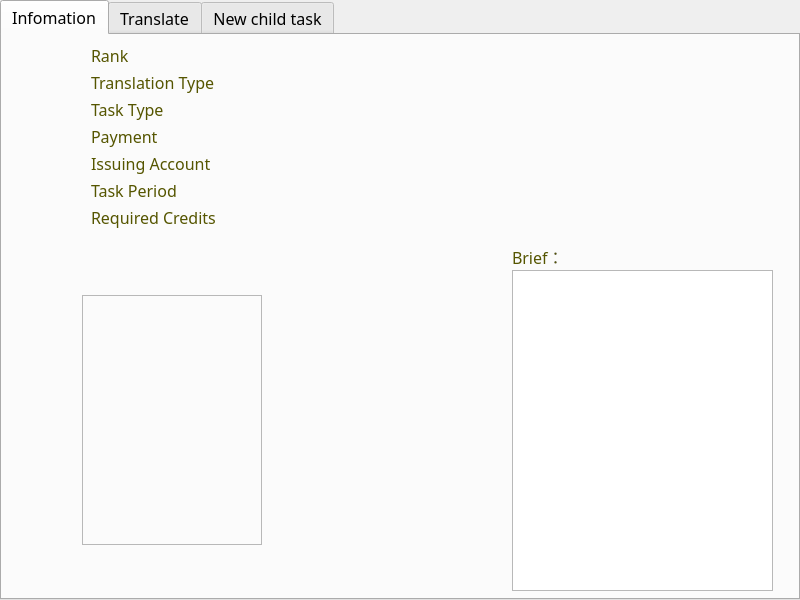
First picture: the form in MyResTaskOper.ui, repository Phoveran/CrowdSourcing, before the edit.
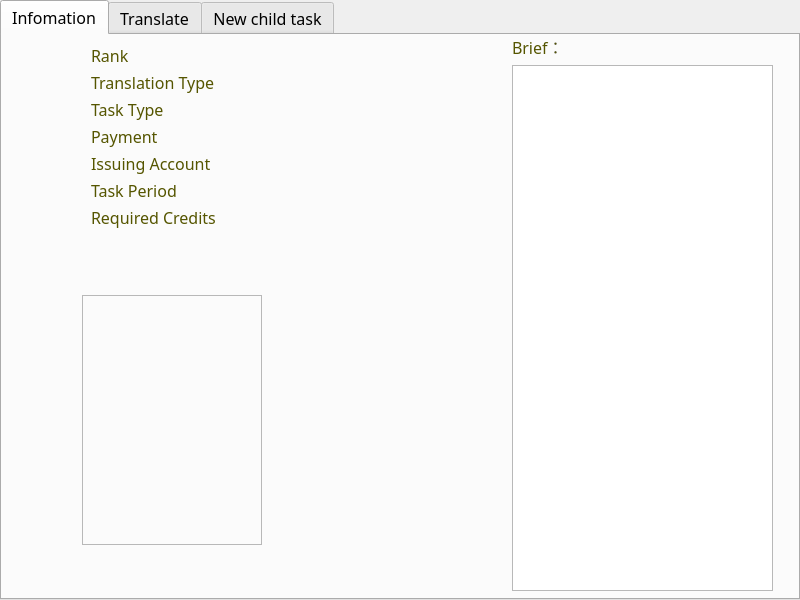
Second picture: the form after the edit. Icons and pictures are not drawn.

```diff
--- a/MyResTaskOper.ui
+++ b/MyResTaskOper.ui
@@ -49,7 +49,7 @@
       <rect>
        <x>80</x>
        <y>0</y>
-       <width>621</width>
+       <width>421</width>
        <height>211</height>
       </rect>
      </property>
@@ -184,6 +184,9 @@
           <pointsize>12</pointsize>
          </font>
         </property>
+        <property name="styleSheet">
+         <string notr="true">color: rgb(0, 85, 255);</string>
+        </property>
         <property name="text">
          <string/>
         </property>
@@ -197,6 +200,9 @@
           <pointsize>12</pointsize>
          </font>
         </property>
+        <property name="styleSheet">
+         <string notr="true">color: rgb(0, 85, 255);</string>
+        </property>
         <property name="text">
          <string/>
         </property>
@@ -210,6 +216,9 @@
           <pointsize>12</pointsize>
          </font>
         </property>
+        <property name="styleSheet">
+         <string notr="true">color: rgb(0, 85, 255);</string>
+        </property>
         <property name="text">
          <string/>
         </property>
@@ -223,6 +232,9 @@
           <pointsize>12</pointsize>
          </font>
         </property>
+        <property name="styleSheet">
+         <string notr="true">color: rgb(0, 85, 255);</string>
+        </property>
         <property name="text">
          <string/>
         </property>
@@ -236,6 +248,9 @@
           <pointsize>12</pointsize>
          </font>
         </property>
+        <property name="styleSheet">
+         <string notr="true">color: rgb(0, 85, 255);</string>
+        </property>
         <property name="text">
          <string/>
         </property>
@@ -249,6 +264,9 @@
           <pointsize>12</pointsize>
          </font>
         </property>
+        <property name="styleSheet">
+         <string notr="true">color: rgb(0, 85, 255);</string>
+        </property>
         <property name="text">
          <string/>
         </property>
@@ -262,6 +280,9 @@
           <pointsize>12</pointsize>
          </font>
         </property>
+        <property name="styleSheet">
+         <string notr="true">color: rgb(0, 85, 255);</string>
+        </property>
         <property name="text">
          <string/>
         </property>
@@ -292,9 +313,9 @@
      <property name="geometry">
       <rect>
        <x>510</x>
-       <y>235</y>
+       <y>30</y>
        <width>261</width>
-       <height>321</height>
+       <height>526</height>
       </rect>
      </property>
      <property name="font">
@@ -318,7 +339,7 @@
      <property name="geometry">
       <rect>
        <x>510</x>
-       <y>210</y>
+       <y>0</y>
        <width>61</width>
        <height>24</height>
       </rect>
```
